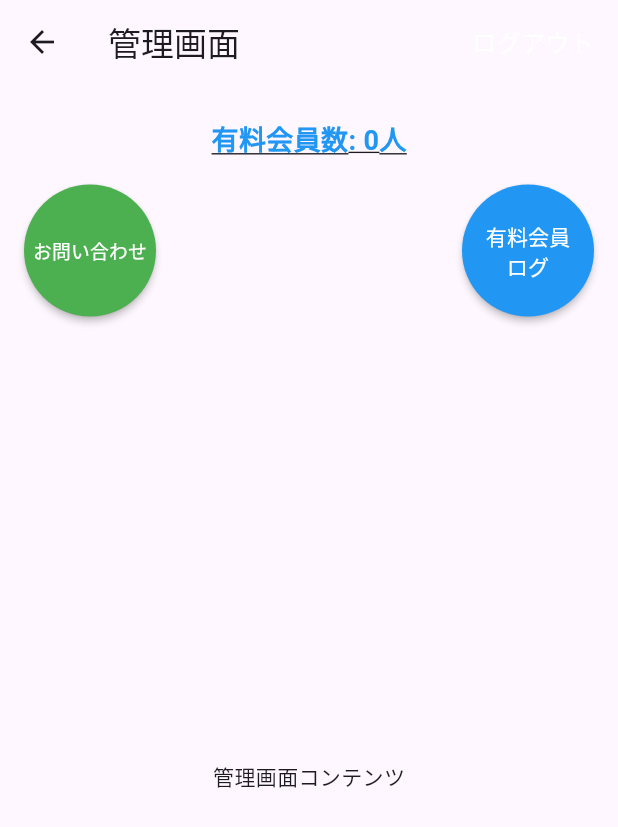
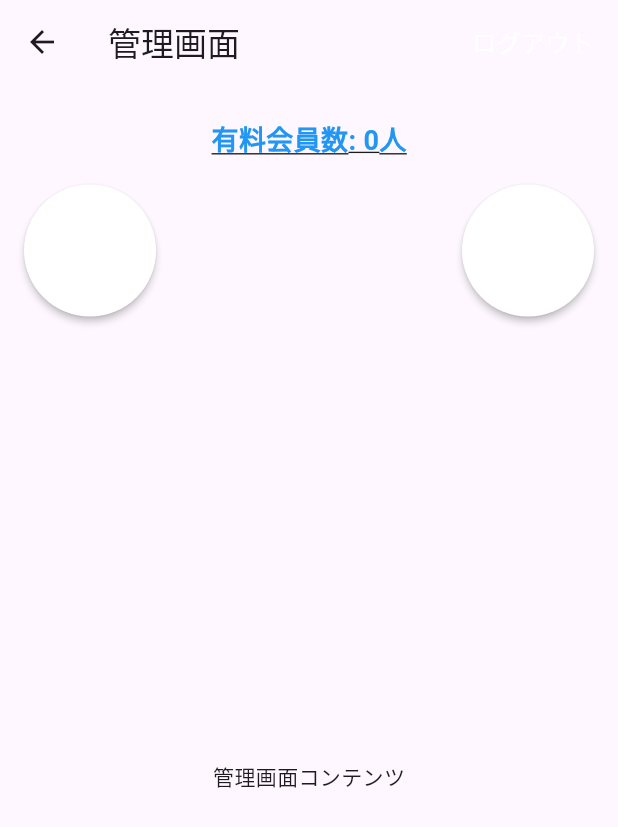
Before and after one commit to Frisk9673/Whispin, a Flutter app: the AdminHomePage screen opened directly, on a phone screen of 412 x 824 dp. Shown: the top 827 px of the screen. Run offline on Flutter 3.47's test engine with Material 3 defaults, Android fonts, the phone set to English and light mode, and no system bars; our stand-ins replace cloud_firestore, firebase_auth, firebase_core, image_picker; accounts and stored records are empty.

Commit message:
西川・adminhomeの更新

```diff
--- a/lib/admin_home.dart
+++ b/lib/admin_home.dart
@@ -127,7 +127,7 @@ class _AdminHomePageState extends State<AdminHomePage> {
                             onPressed: () {
                               Navigator.of(context).pushNamed('/contact');
                             },
-                            backgroundColor: Colors.green,
+                            backgroundColor: Colors.white,
                           ),
                           Spacer(),
                           _circleButton(
@@ -135,7 +135,7 @@ class _AdminHomePageState extends State<AdminHomePage> {
                             onPressed: () {
                               Navigator.of(context).pushNamed('/premium_log_list');
                             },
-                            backgroundColor: Colors.blue,
+                            backgroundColor: Colors.white,
                           ),
                         ],
                       ),
```
